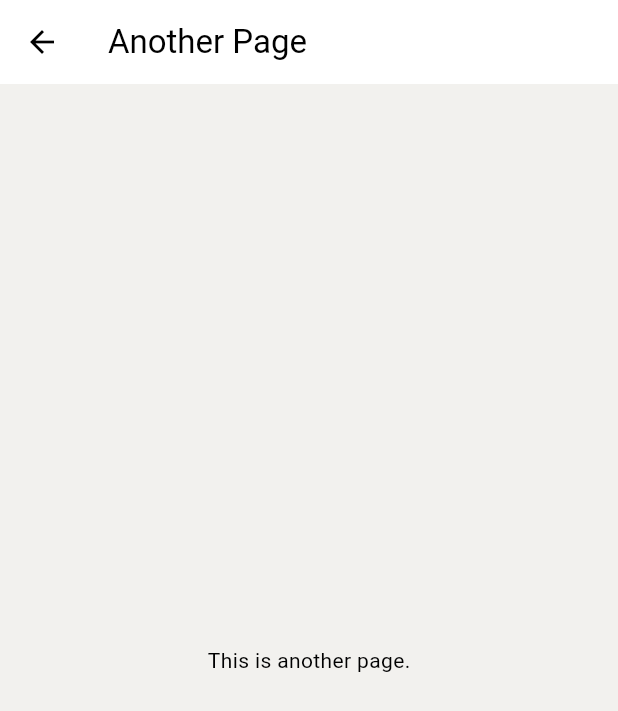
After one commit to taufiqqq/BursaBuddy, a Flutter app: the screen it shows after launch, item 2 of the bottom bar chosen, after a tap on "Basic Stuff", on a phone screen of 412 x 824 dp. The commit adds this screen. Shown: the top 711 px of the screen. Run offline on Flutter 3.47's test engine with Material 3 defaults, Android fonts, the phone set to English and light mode, and no system bars; our stand-ins replace fl_chart, syncfusion_flutter_charts; missing offline and left inert: chart_sparkline.

Commit message:
learn_page

```diff
--- /dev/null
+++ b/lib/pages/beginner_page.dart
@@ -0,0 +1,23 @@
+import 'package:flutter/material.dart';
+
+class BeginnerPage extends StatelessWidget {
+  const BeginnerPage({super.key});
+
+  @override
+  Widget build(BuildContext context) {
+    return Scaffold(
+      appBar: AppBar(
+        title: Text('Another Page'),
+        leading: IconButton(
+          icon: Icon(Icons.arrow_back),
+          onPressed: () {
+            Navigator.pop(context);
+          },
+        ),
+      ),
+      body: Center(
+        child: Text('This is another page.'),
+      ),
+    );
+  }
+}
--- a/lib/widgets/learn_card.dart
+++ b/lib/widgets/learn_card.dart
@@ -1,11 +1,20 @@
 import 'package:flutter/material.dart';
+
+import '../pages/beginner_page.dart';
 
 class LearnCard extends StatelessWidget {
   const LearnCard({super.key});
 
   @override
   Widget build(BuildContext context) {
-    return Padding(
+    return GestureDetector(
+      onTap: () {
+        Navigator.push(
+          context,
+          MaterialPageRoute(builder: (context) => BeginnerPage()),
+        );
+      },
+      child: Padding(
         padding: const EdgeInsets.symmetric(
           horizontal: 5,
         ),
@@ -37,7 +46,7 @@ class LearnCard extends StatelessWidget {
                     decoration: BoxDecoration(
                       image: DecorationImage(
                         fit: BoxFit.cover,
-                      image: AssetImage('assets/images/learn1.png'),
+                        image: AssetImage('images/learn1.png'),
                       ),
                     ),
                   ),
@@ -59,6 +68,7 @@ class LearnCard extends StatelessWidget {
             ),
           ),
         ),
+      ),
     );
   }
 }
```
Lines whose indentation alone changed are shown as unchanged.
